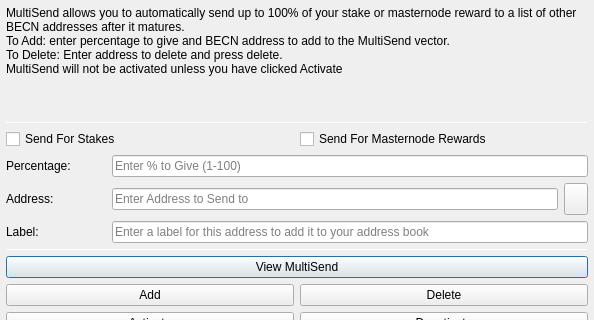
First picture: the form in src/qt/forms/multisenddialog.ui, repository MotoAcidic/Altbet-2.0.0.0, before the edit; both pictures show x 0 to 594 and y 0 to 320 of the 594 by 526 pixel window.
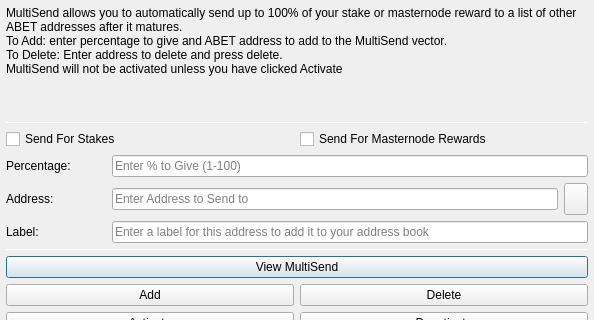
Second picture: the form after the edit. Icons and pictures are not drawn.

The edit to the form file:
```diff
--- a/src/qt/forms/multisenddialog.ui
+++ b/src/qt/forms/multisenddialog.ui
@@ -28,8 +28,8 @@
         <number>1</number>
        </property>
        <property name="text">
-        <string>MultiSend allows you to automatically send up to 100% of your stake or masternode reward to a list of other BECN addresses after it matures.
-To Add: enter percentage to give and BECN address to add to the MultiSend vector.
+        <string>MultiSend allows you to automatically send up to 100% of your stake or masternode reward to a list of other ABET addresses after it matures.
+To Add: enter percentage to give and ABET address to add to the MultiSend vector.
 To Delete: Enter address to delete and press delete.
 MultiSend will not be activated unless you have clicked Activate</string>
        </property>
```
